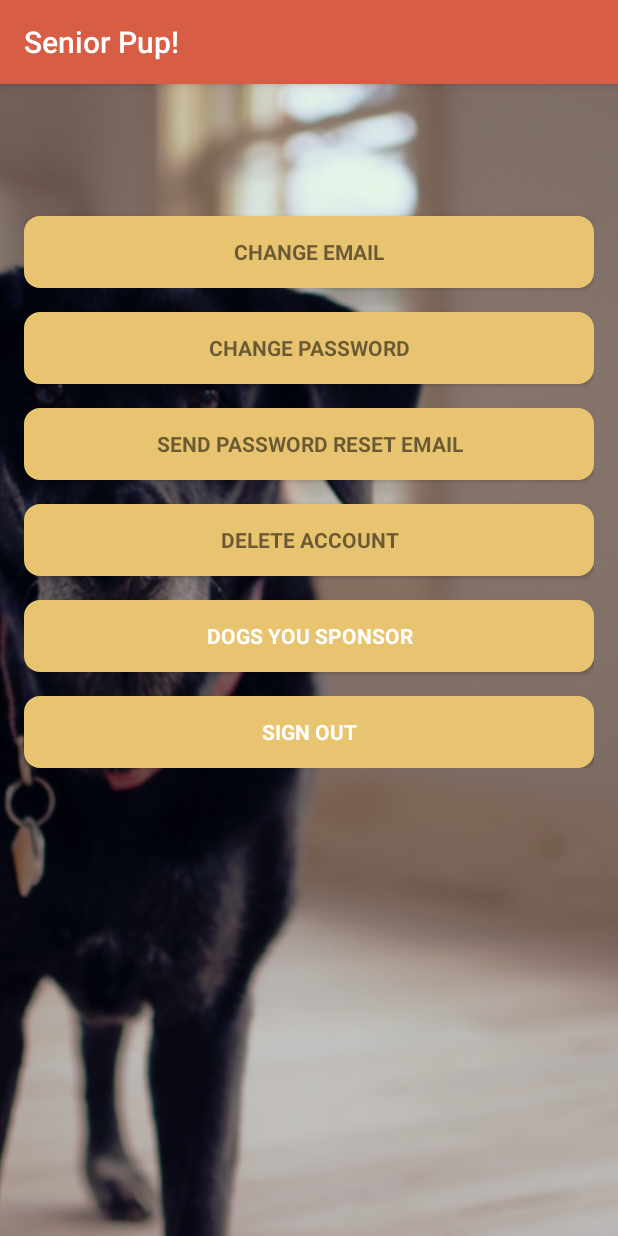
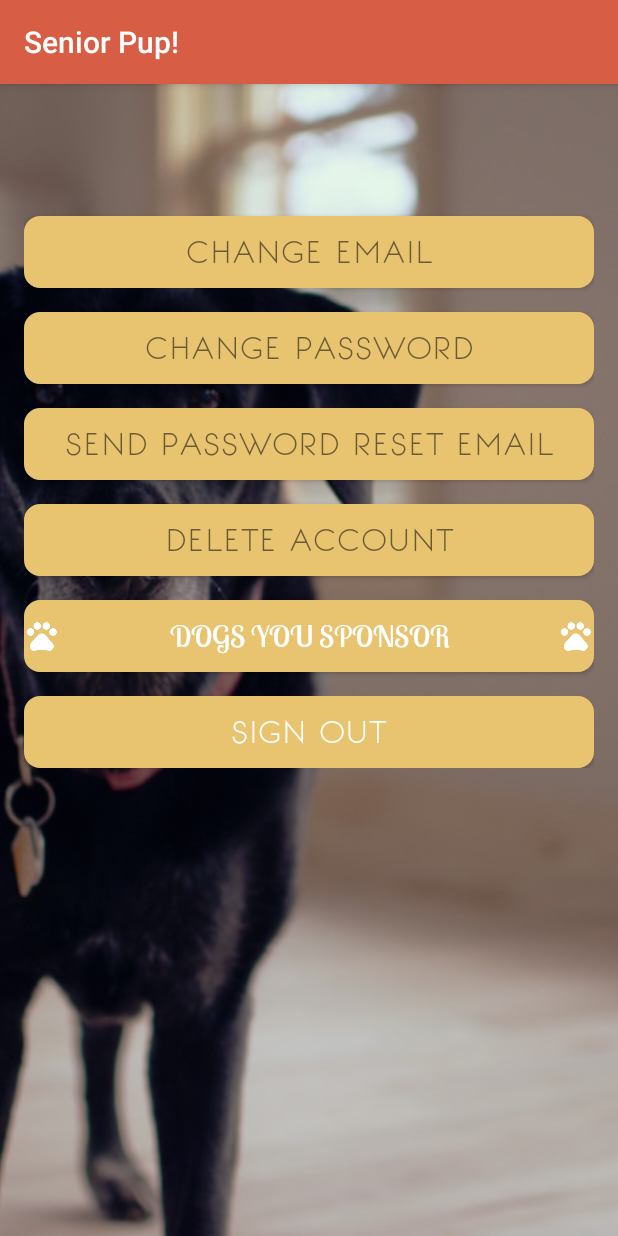
Before and after one commit to ElysiaAvery/SeniorDogsFinder, an Android app: the UserActivity screen opened directly, with no data from a screen before it, on a phone screen of 412 x 824 dp. Run offline under Robolectric (Android 15) with nearby library versions, the phone set to English and light mode, and no system bars; our stand-ins replace Firebase (no records; nobody signed in at launch, a user with empty details on screens opened directly).

Commit message:
Add styling changes to user page

```diff
--- a/app/src/main/java/com/example/guest/seniordogsfinder/ui/UserActivity.java
+++ b/app/src/main/java/com/example/guest/seniordogsfinder/ui/UserActivity.java
@@ -2,6 +2,7 @@ package com.example.guest.seniordogsfinder.ui;
 
 import android.app.Activity;
 import android.content.Intent;
+import android.graphics.Typeface;
 import android.os.Bundle;
 import android.support.annotation.NonNull;
 import android.support.v7.app.AppCompatActivity;
@@ -34,10 +35,6 @@ public class UserActivity extends AppCompatActivity {
     protected void onCreate(Bundle savedInstanceState) {
         super.onCreate(savedInstanceState);
         setContentView(R.layout.activity_user);
-
-//        Toolbar toolbar = (Toolbar) findViewById(R.id.toolbar);
-//        toolbar.setTitle(getString(R.string.app_name));
-//        setSupportActionBar(toolbar);
 
         //get firebase auth instance
         auth = FirebaseAuth.getInstance();
@@ -82,6 +79,19 @@ public class UserActivity extends AppCompatActivity {
         changePassword.setVisibility(View.GONE);
         sendEmail.setVisibility(View.GONE);
         remove.setVisibility(View.GONE);
+
+        Typeface goodDogFont = Typeface.createFromAsset(getAssets(), "fonts/LobsterTwo-Regular.otf");
+        yourDogs.setTypeface(goodDogFont);
+        Typeface bonvenoFont = Typeface.createFromAsset(getAssets(), "fonts/BonvenoCF-Light.otf");
+        btnChangeEmail.setTypeface(bonvenoFont);
+        btnChangePassword.setTypeface(bonvenoFont);
+        btnSendResetEmail.setTypeface(bonvenoFont);
+        btnRemoveUser.setTypeface(bonvenoFont);
+        changeEmail.setTypeface(bonvenoFont);
+        changePassword.setTypeface(bonvenoFont);
+        sendEmail.setTypeface(bonvenoFont);
+        remove.setTypeface(bonvenoFont);
+        signOut.setTypeface(bonvenoFont);
 
         progressBar = (ProgressBar) findViewById(R.id.progressBar);
 
--- a/app/src/main/res/layout/activity_user.xml
+++ b/app/src/main/res/layout/activity_user.xml
@@ -42,6 +42,8 @@
             android:layout_width="match_parent"
             android:layout_height="wrap_content"
             android:hint="@string/hint_email"
+            android:textColor="#fff"
+            android:textColorHint="#fff"
             android:inputType="textEmailAddress"
             android:maxLines="1"
             android:singleLine="true" />
@@ -50,6 +52,8 @@
             android:id="@+id/new_email"
             android:layout_width="match_parent"
             android:layout_height="wrap_content"
+            android:textColor="#fff"
+            android:textColorHint="#fff"
             android:hint="@string/hint_new_email"
             android:inputType="textEmailAddress"
             android:maxLines="1"
@@ -60,6 +64,8 @@
             android:layout_width="match_parent"
             android:layout_height="wrap_content"
             android:focusableInTouchMode="true"
+            android:textColor="#fff"
+            android:textColorHint="#fff"
             android:hint="Password"
             android:imeActionId="@+id/login"
             android:imeOptions="actionUnspecified"
@@ -72,6 +78,8 @@
             android:layout_width="match_parent"
             android:layout_height="wrap_content"
             android:focusableInTouchMode="true"
+            android:textColor="#fff"
+            android:textColorHint="#fff"
             android:hint="@string/new_pass"
             android:imeActionId="@+id/login"
             android:imeOptions="actionUnspecified"
@@ -88,7 +96,8 @@
             android:background="@drawable/mybutton"
             android:text="@string/btn_change"
             android:textColor="@android:color/white"
-            android:textStyle="bold" />
+            android:textStyle="bold"
+            android:textSize="20dp"/>
 
         <Button
             android:id="@+id/changePass"
@@ -99,7 +108,8 @@
             android:background="@drawable/mybutton"
             android:text="@string/btn_change"
             android:textColor="@android:color/white"
-            android:textStyle="bold" />
+            android:textStyle="bold"
+            android:textSize="20dp"/>
 
         <Button
             android:id="@+id/send"
@@ -110,7 +120,8 @@
             android:background="@drawable/mybutton"
             android:text="@string/btn_send"
             android:textColor="@android:color/white"
-            android:textStyle="bold" />
+            android:textStyle="bold"
+            android:textSize="20dp"/>
 
         <ProgressBar
             android:id="@+id/progressBar"
@@ -127,7 +138,8 @@
             android:background="@drawable/mybutton"
             android:text="@string/btn_remove"
             android:textColor="@android:color/white"
-            android:textStyle="bold" />
+            android:textStyle="bold"
+            android:textSize="20dp"/>
 
         <Button
             android:id="@+id/change_email_button"
@@ -137,7 +149,8 @@
             android:background="@drawable/mybutton"
             android:layout_marginTop="16dp"
             android:text="@string/change_email"
-            android:textStyle="bold" />
+            android:textStyle="bold"
+            android:textSize="20dp"/>
 
         <Button
             android:id="@+id/change_password_button"
@@ -147,7 +160,8 @@
             android:background="@drawable/mybutton"
             android:layout_marginTop="16dp"
             android:text="@string/change_password"
-            android:textStyle="bold" />
+            android:textStyle="bold"
+            android:textSize="20dp"/>
 
         <Button
             android:id="@+id/sending_pass_reset_button"
@@ -157,7 +171,8 @@
             android:background="@drawable/mybutton"
             android:layout_marginTop="16dp"
             android:text="@string/send_password_reset_email"
-            android:textStyle="bold" />
+            android:textStyle="bold"
+            android:textSize="20dp"/>
 
         <Button
             android:id="@+id/remove_user_button"
@@ -167,7 +182,8 @@
             android:background="@drawable/mybutton"
             android:layout_marginTop="16dp"
             android:text="@string/remove_user"
-            android:textStyle="bold" />
+            android:textStyle="bold"
+            android:textSize="20dp"/>
 
         <Button
             android:id="@+id/your_dogs"
@@ -176,9 +192,12 @@
             android:layout_height="wrap_content"
             android:layout_marginTop="16dp"
             android:background="@drawable/mybutton"
+            android:drawableRight="@drawable/ic_pets_white_24dp"
+            android:drawableLeft="@drawable/ic_pets_white_24dp"
             android:text="@string/btn_your_dogs"
             android:textColor="@android:color/white"
-            android:textStyle="bold" />
+            android:textStyle="bold"
+            android:textSize="20dp"/>
 
         <Button
             android:id="@+id/sign_out"
@@ -189,7 +208,8 @@
             android:background="@drawable/mybutton"
             android:text="@string/btn_sign_out"
             android:textColor="@android:color/white"
-            android:textStyle="bold" />
+            android:textStyle="bold"
+            android:textSize="20dp"/>
 
     </LinearLayout>
 
--- a/app/src/main/res/layout/dog_list_item.xml
+++ b/app/src/main/res/layout/dog_list_item.xml
@@ -20,7 +20,7 @@
                 android:layout_width="wrap_content"
                 android:layout_height="wrap_content"
                 android:id="@+id/dogNameTextView"
-                android:textSize="20dp"
+                android:textSize="30dp"
                 android:textStyle="bold"
                 android:layout_margin="5dp"
                 android:layout_alignParentTop="true"
--- a/app/src/main/res/layout/fragment_dog_detail.xml
+++ b/app/src/main/res/layout/fragment_dog_detail.xml
@@ -12,7 +12,7 @@
 
         <ImageView
             android:layout_width="match_parent"
-            android:layout_height="200dp"
+            android:layout_height="250dp"
             android:id="@+id/dogImageView"
             android:layout_gravity="center_horizontal|top"
             android:scaleType="centerCrop"/>
```
